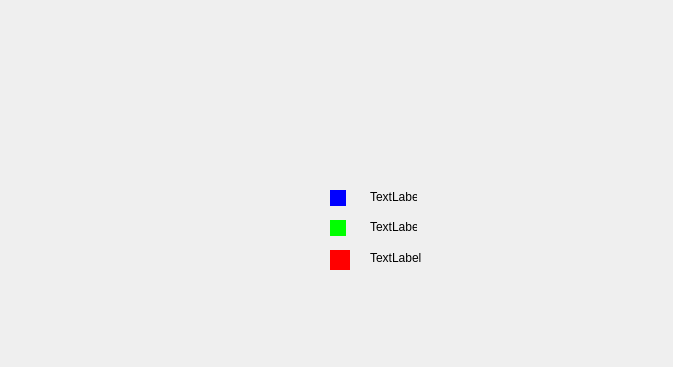
malekelfekih/Smart_Factory_2A9, file GestionMachine/statistiques.ui: the form before one commit.
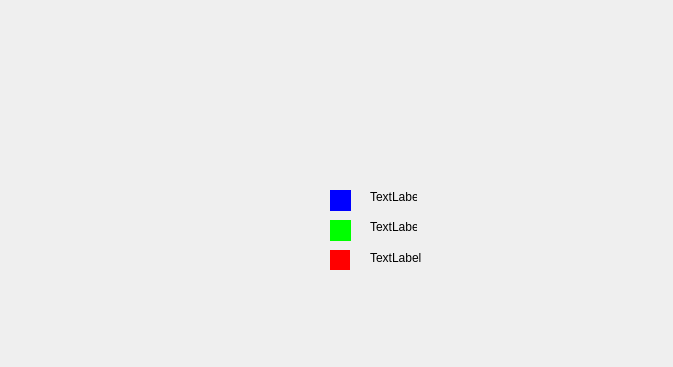
The form after the commit.

```diff
--- a/GestionMachine/statistiques.ui
+++ b/GestionMachine/statistiques.ui
@@ -18,8 +18,8 @@
     <rect>
      <x>330</x>
      <y>190</y>
-     <width>16</width>
-     <height>16</height>
+     <width>21</width>
+     <height>21</height>
     </rect>
    </property>
    <property name="styleSheet">
@@ -98,8 +98,8 @@
     <rect>
      <x>330</x>
      <y>220</y>
-     <width>16</width>
-     <height>16</height>
+     <width>21</width>
+     <height>21</height>
     </rect>
    </property>
    <property name="styleSheet">
```
